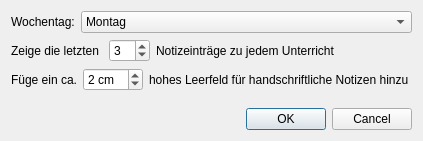
Old version of the form src/gui/builddayviewdoc/builddayviewdialog.ui in the repository doitux/qupil.
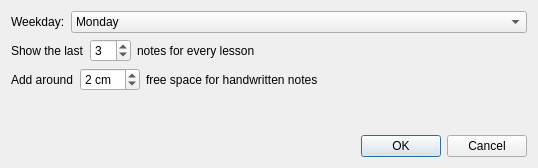
New version of the form.

Patch:
```diff
--- a/src/gui/builddayviewdoc/builddayviewdialog.ui
+++ b/src/gui/builddayviewdoc/builddayviewdialog.ui
@@ -6,8 +6,8 @@
    <rect>
     <x>0</x>
     <y>0</y>
-    <width>423</width>
-    <height>141</height>
+    <width>538</width>
+    <height>168</height>
    </rect>
   </property>
   <property name="windowTitle">
@@ -17,7 +17,7 @@
    <item row="0" column="0">
     <widget class="QLabel" name="label">
      <property name="text">
-      <string>Wochentag:</string>
+      <string>Weekday:</string>
      </property>
     </widget>
    </item>
@@ -31,7 +31,7 @@
      </property>
      <item>
       <property name="text">
-       <string>Montag</string>
+       <string>Monday</string>
       </property>
      </item>
      <item>
@@ -76,7 +76,7 @@
      <item>
       <widget class="QLabel" name="label_2">
        <property name="text">
-        <string>Zeige die letzten </string>
+        <string>Show the last</string>
        </property>
       </widget>
      </item>
@@ -96,7 +96,7 @@
         </sizepolicy>
        </property>
        <property name="text">
-        <string>Notizeinträge zu jedem Unterricht</string>
+        <string>notes for every lesson</string>
        </property>
       </widget>
      </item>
@@ -107,7 +107,7 @@
      <item>
       <widget class="QLabel" name="label_4">
        <property name="text">
-        <string>Füge ein ca.</string>
+        <string>Add around</string>
        </property>
       </widget>
      </item>
@@ -130,7 +130,7 @@
         </sizepolicy>
        </property>
        <property name="text">
-        <string>hohes Leerfeld für handschriftliche Notizen hinzu</string>
+        <string>free space for handwritten notes</string>
        </property>
       </widget>
      </item>
```
Left out of the diff: 16 changed lines with no effect on the pictures.
